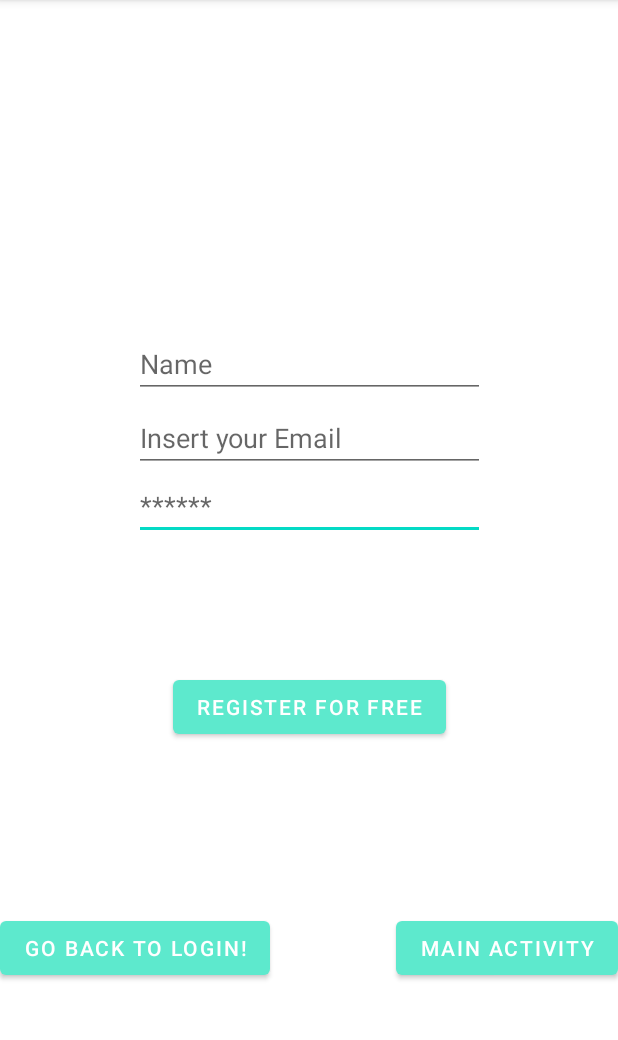
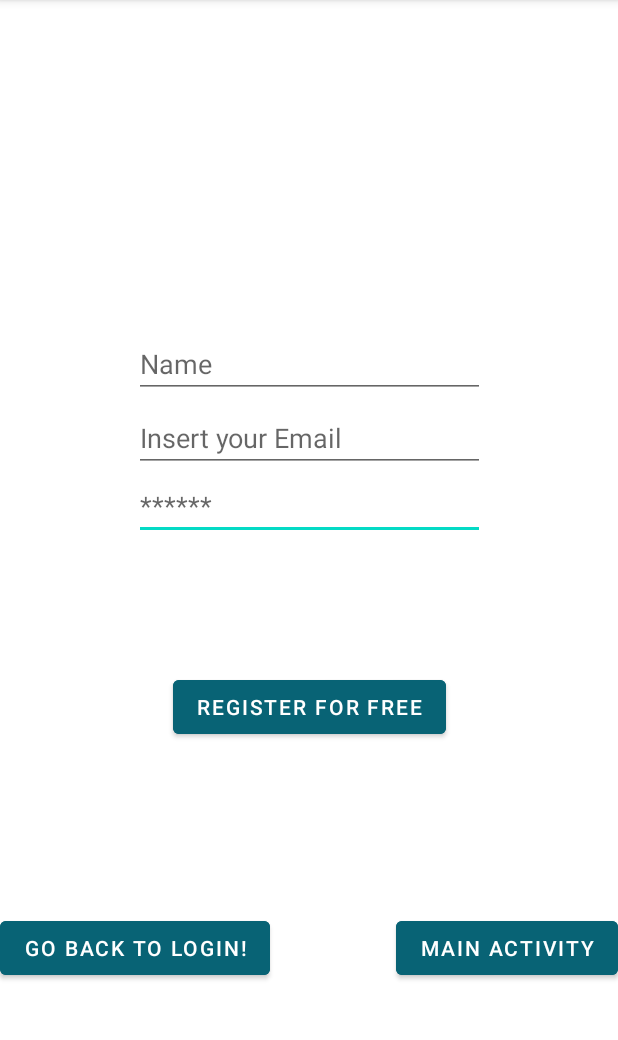
Before and after one commit to protechcode/FULLBOOKApp, an Android app: the RegisterActivity screen opened directly, with no data from a screen before it, on a phone screen of 412 x 824 dp, the part 84-1124 px from its top. Run offline under Robolectric (Android 15) with nearby library versions, the phone set to English and light mode, and no system bars.

Commit message:
Buttons 'android:backgroundTint' attribute changed to Our pallette Blue Saphire

```diff
--- a/Clientandroid/app/src/main/AndroidManifest.xml
+++ b/Clientandroid/app/src/main/AndroidManifest.xml
@@ -9,7 +9,7 @@
         android:usesCleartextTraffic="true"
         android:roundIcon="@mipmap/ic_launcher_round"
         android:supportsRtl="true"
-        android:theme="@style/Theme.Clientandroid">
+        android:theme="@style/Theme.Cristian">
         <activity
             android:name=".RegisterActivity"
             android:exported="false" />
--- a/Clientandroid/app/src/main/java/com/fullenergy/client_android/LoginActivity.java
+++ b/Clientandroid/app/src/main/java/com/fullenergy/client_android/LoginActivity.java
@@ -29,7 +29,7 @@ import okhttp3.RequestBody;
 import okhttp3.Response;
 public class LoginActivity extends AppCompatActivity {
     //BASE URL For Requests
-    private static final String BASE_URL = "http://192.168.1.51:4000/api";
+    private static final String BASE_URL = "http://192.168.142.125:4000/api";
 
     public TextView email;
     public TextView password;
--- a/Clientandroid/app/src/main/java/com/fullenergy/client_android/RegisterActivity.java
+++ b/Clientandroid/app/src/main/java/com/fullenergy/client_android/RegisterActivity.java
@@ -29,7 +29,7 @@ import okhttp3.Response;
 
 public class RegisterActivity extends AppCompatActivity {
     //BASE URL For Requests
-    private static final String BASE_URL = "http://192.168.1.51:4000/api";
+    private static final String BASE_URL = "http://192.168.142.125:4000/api";
 
     //Declaration of UI elements
     public EditText nameBox;
--- a/Clientandroid/app/src/main/res/layout/activity_register.xml
+++ b/Clientandroid/app/src/main/res/layout/activity_register.xml
@@ -10,7 +10,8 @@
         android:id="@+id/register_button_1"
         android:layout_width="wrap_content"
         android:layout_height="wrap_content"
-        android:text="Register for Free"
+        android:text="@string/register_button_1_text"
+        android:backgroundTint="@color/BlueSapphire"
         app:layout_constraintBottom_toBottomOf="parent"
         app:layout_constraintEnd_toEndOf="parent"
         app:layout_constraintStart_toStartOf="parent"
@@ -23,7 +24,7 @@
         android:layout_height="wrap_content"
         android:width="234dp"
         android:ems="10"
-        android:hint="******"
+        android:hint="@string/register_password_hint"
         android:inputType="textPassword"
         app:layout_constraintEnd_toEndOf="parent"
         app:layout_constraintStart_toStartOf="parent"
@@ -36,7 +37,7 @@
         android:layout_marginTop="4dp"
         android:width="234dp"
         android:ems="10"
-        android:hint="Insert your Email"
+        android:hint="@string/register_email_hint"
         android:inputType="textEmailAddress"
         app:layout_constraintEnd_toEndOf="parent"
         app:layout_constraintStart_toStartOf="parent"
@@ -49,7 +50,7 @@
         android:layout_marginTop="220dp"
         android:width="234dp"
         android:ems="10"
-        android:hint="Name"
+        android:hint="@string/register_name_hint"
         android:inputType="textPersonName"
         app:layout_constraintEnd_toEndOf="parent"
         app:layout_constraintStart_toStartOf="parent"
@@ -59,7 +60,8 @@
         android:id="@+id/register_button_2"
         android:layout_width="wrap_content"
         android:layout_height="wrap_content"
-        android:text="Go Back to Login!"
+        android:text="@string/register_button_2_text"
+        android:backgroundTint="@color/BlueSapphire"
         app:layout_constraintBottom_toBottomOf="parent"
         app:layout_constraintStart_toStartOf="parent"
         app:layout_constraintTop_toBottomOf="@+id/register_button_1" />
@@ -68,7 +70,8 @@
         android:id="@+id/register_button_3"
         android:layout_width="wrap_content"
         android:layout_height="wrap_content"
-        android:text="Main Activity"
+        android:text="@string/register_button_3_text"
+        android:backgroundTint="@color/BlueSapphire"
         app:layout_constraintBottom_toBottomOf="parent"
         app:layout_constraintEnd_toEndOf="parent"
         app:layout_constraintTop_toBottomOf="@+id/register_button_1" />
--- a/Clientandroid/app/src/main/res/values/strings.xml
+++ b/Clientandroid/app/src/main/res/values/strings.xml
@@ -1,3 +1,18 @@
 <resources>
     <string name="app_name">Client-android</string>
+    <string name="main_button_1_text">Go to Login!</string>
+    <string name="main_button_2_text">Go to Register!</string>
+    <string name="main_button_3_text">test connection</string>
+    <string name="register_button_1_text">Register for Free</string>
+    <string name="register_button_2_text">Go Back to Login!</string>
+    <string name="register_button_3_text">Main Activity</string>
+    <string name="register_name_hint">Name</string>
+    <string name="register_password_hint">******</string>
+    <string name="register_email_hint">Insert your Email</string>
+    <string name="login_emaiñ">Introduce your Email</string>
+    <string name="login_email_hint">Please insert Your Email!</string>
+    <string name="login_button_1_text">Log in to your Account</string>
+    <string name="login_password_2_hint">******</string>
+    <string name="login_button_2_text">Go to Register</string>
+    <string name="login_button_3_text">Main Activity</string>
 </resources>
--- a/Clientandroid/app/src/main/res/values/themes.xml
+++ b/Clientandroid/app/src/main/res/values/themes.xml
@@ -1,9 +1,9 @@
 <resources xmlns:tools="http://schemas.android.com/tools">
     <!-- Base application theme. -->
-    <style name="Theme.Clientandroid" parent="Theme.MaterialComponents.DayNight.DarkActionBar">
+    <style name="Theme.Cristian" parent="Theme.MaterialComponents.DayNight.DarkActionBar">
         <!-- Primary brand color. -->
         <item name="colorPrimary">@color/Turquoise</item>
-        <item name="colorPrimaryVariant">@color/BlueSapphire</item>
+        <item name="colorPrimaryVariant">@color/Turquoise</item>
         <item name="colorOnPrimary">@color/white</item>
         <!-- Secondary brand color. -->
         <item name="colorSecondary">@color/teal_200</item>
```
Also changed, not shown: Clientandroid/app/src/main/java/com/fullenergy/client_android/MainActivity.java (+7 -1 lines), Clientandroid/app/src/main/java/com/fullenergy/client_android/UsefullStrings.java (added, +10 -0 lines), Clientandroid/app/src/main/res/layout/activity_login.xml (+9 -6 lines), Clientandroid/app/src/main/res/layout/activity_main.xml (+6 -3 lines).
